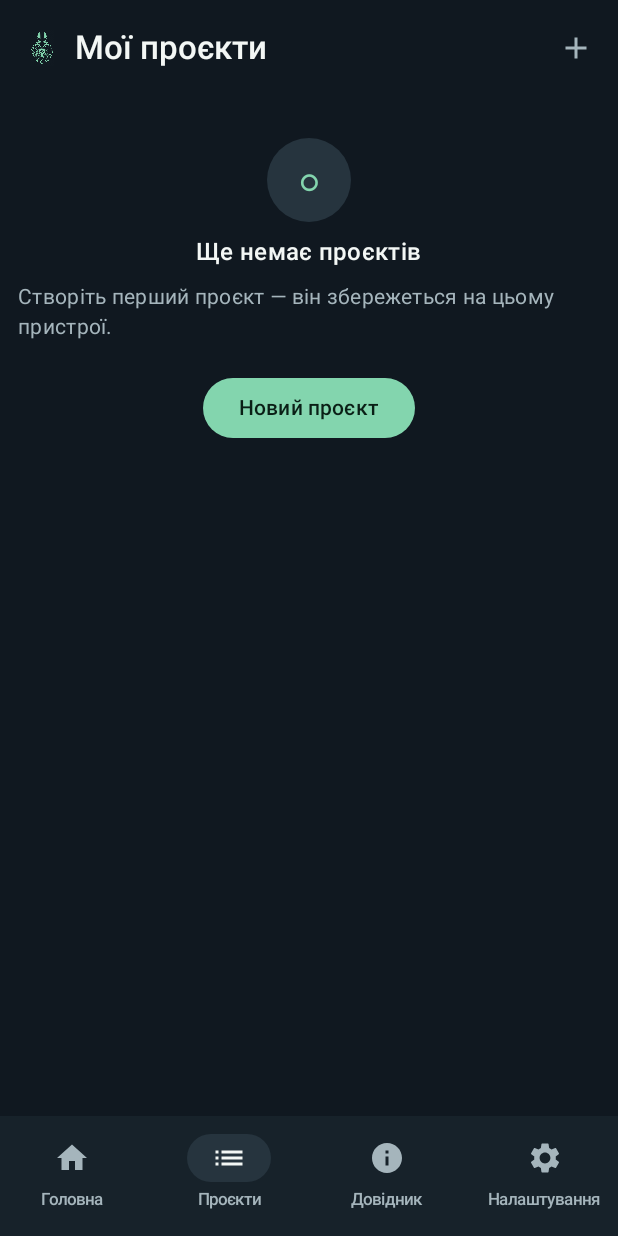
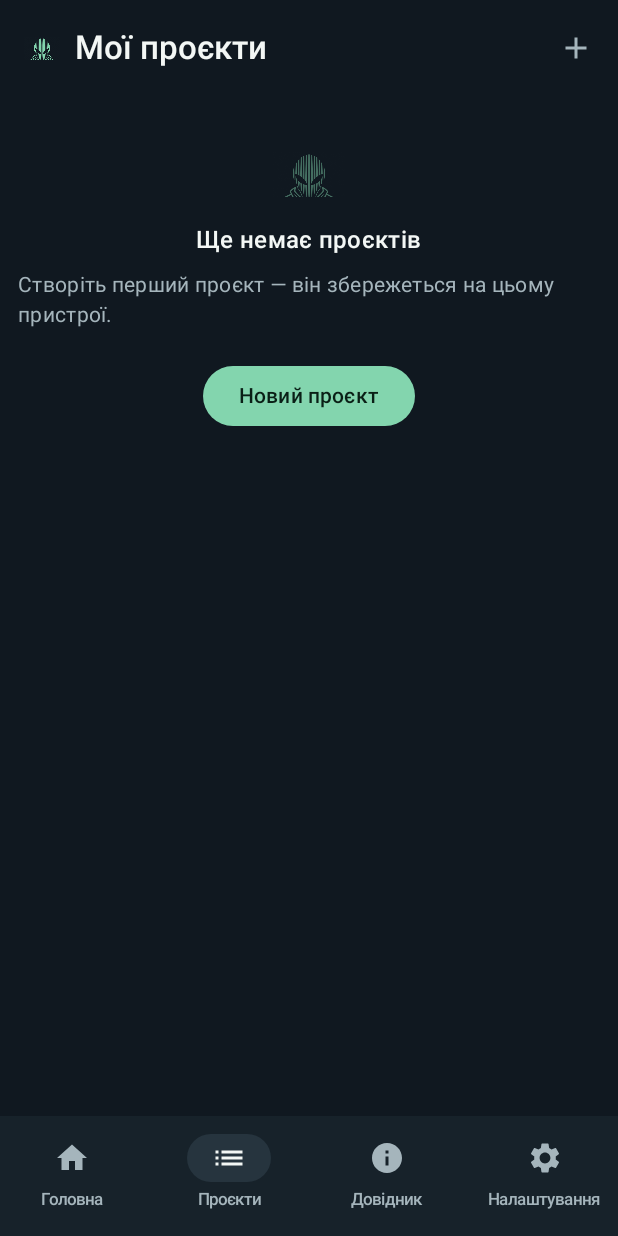
Before and after one commit to Balistyka/aerostat-constructor, an Android app built with Jetpack Compose: the screen it shows after launch (MainActivity), item 2 of the bottom bar chosen, on a phone screen of 412 x 824 dp. Run offline under Robolectric (Android 15) with nearby library versions, the phone set to English and light mode, and no system bars.

Commit message:
Дрібніша мітка з голови у чипах і панелях, логотип у тестовому PDF
Co-Authored-By: Claude Opus 5 <noreply@anthropic.com>
Claude-Session: https://claude.ai/code/session_01F4g58shSBjTMNu1rH3xV2B

```diff
--- a/app/src/main/java/ua/aerostat/ui/components/Brand.kt
+++ b/app/src/main/java/ua/aerostat/ui/components/Brand.kt
@@ -56,9 +56,14 @@ fun BrandLogo(modifier: Modifier = Modifier) {
 
 /** Монохромна мітка логотипа — для панелей і водяного знака. */
 @Composable
-fun BrandMark(modifier: Modifier = Modifier, color: Color = MaterialTheme.colorScheme.primary, alpha: Float = 1f) {
+fun BrandMark(
+    modifier: Modifier = Modifier,
+    color: Color = MaterialTheme.colorScheme.primary,
+    alpha: Float = 1f,
+    headOnly: Boolean = true,
+) {
     Image(
-        painter = painterResource(R.drawable.logo_mark),
+        painter = painterResource(if (headOnly) R.drawable.logo_mark_head else R.drawable.logo_mark),
         contentDescription = null,
         colorFilter = ColorFilter.tint(color.copy(alpha = alpha)),
         modifier = modifier,
@@ -76,7 +81,7 @@ fun BrigadeBadge(modifier: Modifier = Modifier, dense: Boolean = false) {
         verticalAlignment = Alignment.CenterVertically,
         horizontalArrangement = Arrangement.spacedBy(8.dp),
     ) {
-        BrandMark(Modifier.size(if (dense) 14.dp else 18.dp))
+        BrandMark(Modifier.size(if (dense) 16.dp else 20.dp))
         Text(
             Uk.BRIGADE,
             style = if (dense) MaterialTheme.typography.labelSmall else MaterialTheme.typography.labelMedium,
--- a/app/src/main/java/ua/aerostat/ui/components/Components.kt
+++ b/app/src/main/java/ua/aerostat/ui/components/Components.kt
@@ -239,10 +239,7 @@ fun EmptyState(title: String, text: String, modifier: Modifier = Modifier, actio
         horizontalAlignment = Alignment.CenterHorizontally,
         verticalArrangement = Arrangement.spacedBy(8.dp),
     ) {
-        Box(
-            Modifier.size(56.dp).background(MaterialTheme.colorScheme.surfaceContainerHigh, CircleShape),
-            contentAlignment = Alignment.Center,
-        ) { Text("○", style = MaterialTheme.typography.headlineSmall, color = MaterialTheme.colorScheme.primary) }
+        BrandMark(Modifier.size(48.dp), alpha = 0.45f)
         Text(title, style = MaterialTheme.typography.titleMedium)
         Text(text, style = MaterialTheme.typography.bodyMedium, color = MaterialTheme.colorScheme.onSurfaceVariant)
         if (action != null) {
--- a/app/src/main/java/ua/aerostat/ui/screens/HomeScreens.kt
+++ b/app/src/main/java/ua/aerostat/ui/screens/HomeScreens.kt
@@ -147,7 +147,7 @@ fun HomeScreen(
                 Spacer(Modifier.height(4.dp))
                 CircuitDivider(nodes = 2)
                 Row(verticalAlignment = Alignment.CenterVertically, horizontalArrangement = Arrangement.spacedBy(10.dp)) {
-                    BrandMark(Modifier.size(22.dp), alpha = 0.7f)
+                    BrandMark(Modifier.size(26.dp), alpha = 0.75f)
                     Column {
                         Text(
                             Uk.BRIGADE_FULL,
```
Also changed, not shown: app/src/main/res/drawable-nodpi/logo_mark_head.webp (added), 1 other file.
